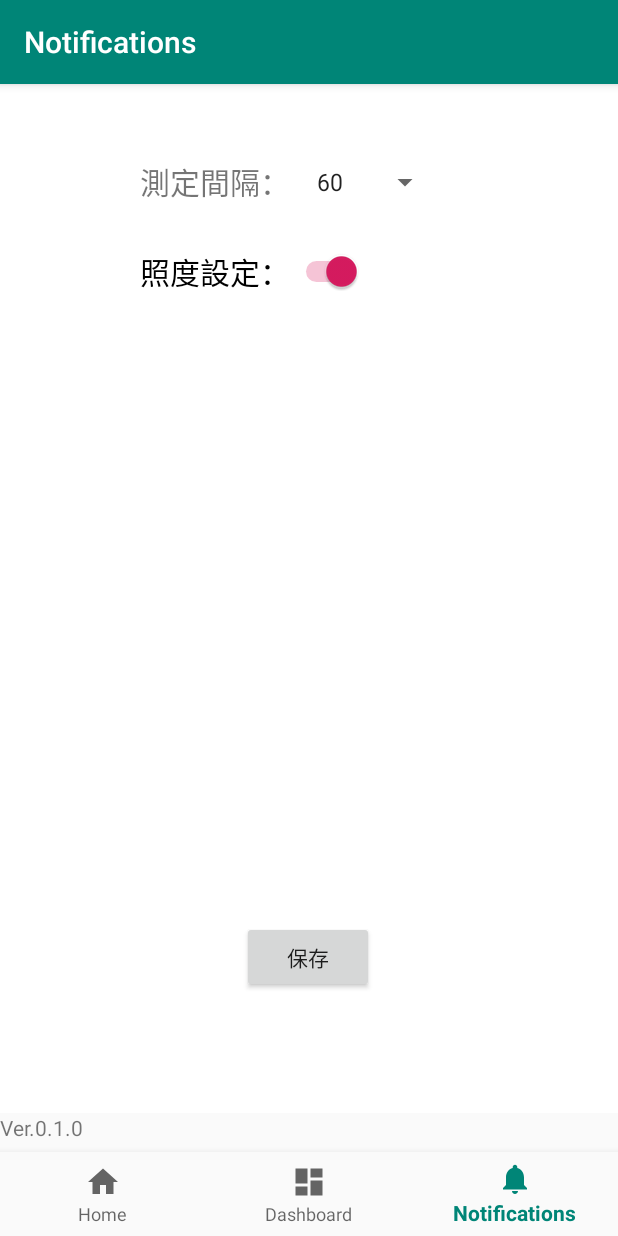
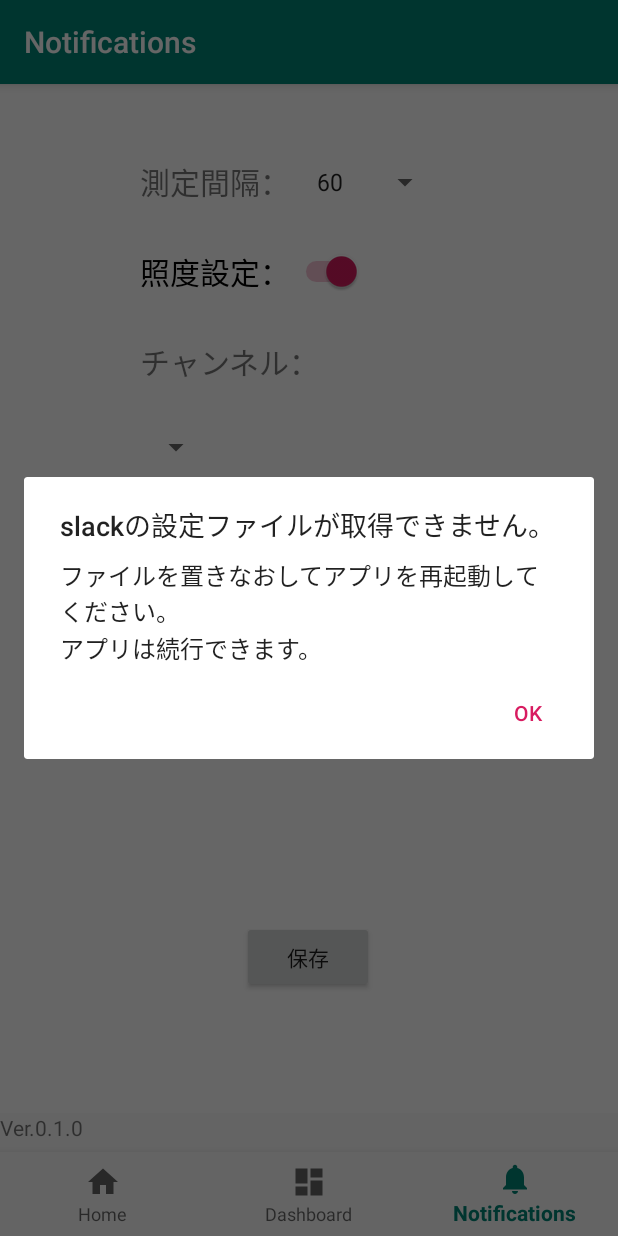
Before and after one commit to y-nakamura-tml/battelysurvey, an Android app: the NotificationsFragment screen opened through its navigation route, on a phone screen of 412 x 824 dp. Run offline under Robolectric (Android 15) with nearby library versions, the phone set to English and light mode, and no system bars; our stand-ins replace navigation-ui.

Commit message:
テキスト読み込み、リストのテスト実装

```diff
--- a/battelysurvey/app/src/main/java/com/technomedialab/battelysurvey/MainActivity.java
+++ b/battelysurvey/app/src/main/java/com/technomedialab/battelysurvey/MainActivity.java
@@ -1,5 +1,6 @@
 package com.technomedialab.battelysurvey;
 
+import android.app.AlertDialog;
 import android.content.Context;
 import android.content.Intent;
 import android.content.SharedPreferences;
@@ -10,6 +11,8 @@ import android.util.DisplayMetrics;
 import android.util.Log;
 import android.view.Display;
 import android.view.WindowManager;
+import android.widget.ArrayAdapter;
+import android.widget.Spinner;
 import android.widget.TextView;
 
 import androidx.appcompat.app.AppCompatActivity;
@@ -71,8 +74,25 @@ public class MainActivity extends SensorActivity {
         AudioManager audioManager = ( AudioManager ) getSystemService(Context.AUDIO_SERVICE);
         LogUtility.TerminalInfoLog(this,this,windowManager,audioManager);
 
+        MainApplication mainApp = (MainApplication)getApplicationContext();
 
-        MainApplication mainApp = (MainApplication)getApplicationContext();
+
+        TextRead tr = new TextRead();
+//        tr.TokenRead(this);
+        String str = tr.channelRead(this);
+        if(str != null) {
+            mainApp.setChannel(str.split("\n"));
+        }
+
+//        if(channelname.length != 0) {
+//            int n = 0;
+//            for (; n < channelname.length; ) {
+//                mainApp.setChannel(channelname[n]);
+//                n++;
+//            }
+//        }
+
+
 
         //トークンを復号化
         try {
--- a/battelysurvey/app/src/main/java/com/technomedialab/battelysurvey/MainApplication.java
+++ b/battelysurvey/app/src/main/java/com/technomedialab/battelysurvey/MainApplication.java
@@ -10,6 +10,8 @@ public class MainApplication extends Application {
     float[] sensorValues;
     private int blevelflg;
     private String token;
+    private String slacktoken;
+    private String slackchannel[];
     private Long minInterval;
     /** アプリ設定保存用Preferences */
     private SharedPreferences mSettingData;
@@ -19,6 +21,7 @@ public class MainApplication extends Application {
     private static final String MIN_INTERVAL = "MIN_INTERVAL";
     /** 定数 - 保存名：測定間隔　*/
     private static final String LIGHT_SENSOR_FLG = "LIGHT_SENSOR_FLG";
+
 
     @Override
     public void onCreate() {
@@ -56,6 +59,32 @@ public class MainApplication extends Application {
     }
 
 
+
+
+//    //Slackトークン取得
+//    public String getSlackToken() {
+//        //Log.d("トークンゲット",token);
+//        return slacktoken;
+//    }
+//    //slackトークンセット
+//    public void setSlackToken(String values) {
+//        slacktoken = values;
+////        Log.d("トークンセット",token);
+//    }
+
+    //Slackチャンネル取得
+    public String[] getChannel() {
+        //Log.d("トークンゲット",token);
+        return slackchannel;
+    }
+    //slackチェンネルセット
+    public void setChannel(String[] values) {
+        slackchannel = values;
+    }
+
+
+
+
     //測定間隔
     public Long getMinInterval() { return mSettingData.getLong(MIN_INTERVAL,Const.DEFAULT_MIN_INTERVAL); }
     public void setMinInterval(Long values) {
--- a/battelysurvey/app/src/main/java/com/technomedialab/battelysurvey/OkHttpPost.java
+++ b/battelysurvey/app/src/main/java/com/technomedialab/battelysurvey/OkHttpPost.java
@@ -42,6 +42,8 @@ public class OkHttpPost extends AsyncTask<String,String,String> {
         //チャンネルと文章をセット
         FormBody.Builder formBodyBuilder = new FormBody.Builder()
                 .add("token",stoken)
+                //.add("as_user","true")
+                //.add("username","y-nakamura")
                 .add("channel","#android_test")
                 .add("text", Build.DEVICE + ":電池が " + params + "% です。" );
         RequestBody requestBody = formBodyBuilder.build();
--- /dev/null
+++ b/battelysurvey/app/src/main/java/com/technomedialab/battelysurvey/TextRead.java
@@ -0,0 +1,77 @@
+package com.technomedialab.battelysurvey;
+
+import android.content.Context;
+import android.os.Environment;
+import android.util.Log;
+
+import java.io.BufferedReader;
+import java.io.File;
+import java.io.FileInputStream;
+import java.io.FileNotFoundException;
+import java.io.IOException;
+import java.io.InputStream;
+import java.io.InputStreamReader;
+import java.nio.charset.StandardCharsets;
+
+public class TextRead {
+    private File tfile;
+    private File cfile;
+
+//    public void TokenRead(Context context) {
+//        File tpath = context.getExternalFilesDir(Environment.DIRECTORY_DOCUMENTS);
+//        String testfile = "token.txt";
+//        tfile = new File(tpath, testfile);
+//
+//        try {
+//
+//            FileInputStream fileInputStream = new FileInputStream(tfile);
+//            BufferedReader reader = new BufferedReader( new InputStreamReader(fileInputStream , StandardCharsets.UTF_8));
+//            String str = "";
+//            String tmp;
+//            while( (tmp = reader.readLine()) != null ){
+//                str = str + tmp + "\n";
+//                //Log.d("ファイル中身：",tmp);
+//            }
+//
+//            fileInputStream.close();
+//
+//        } catch (FileNotFoundException e) {
+//            e.printStackTrace();
+//        } catch (IOException e) {
+//            e.printStackTrace();
+//        }
+//    }
+
+    public String channelRead(Context context) {
+
+        File tpath = context.getExternalFilesDir(Environment.DIRECTORY_DOCUMENTS);
+        //ファイル名
+        String testfile = "channel.txt";
+
+        tfile = new File(tpath, testfile);
+
+        try {
+
+            FileInputStream fileInputStream = new FileInputStream(tfile);
+            BufferedReader reader = new BufferedReader( new InputStreamReader(fileInputStream , StandardCharsets.UTF_8));
+            String str = "";
+            String tmp;
+            while( (tmp = reader.readLine()) != null ){
+                str = str + tmp + "\n";
+                //Log.d("ファイル中身：",tmp);
+            }
+
+            fileInputStream.close();
+
+            return str;
+
+        } catch (FileNotFoundException e) {
+            e.printStackTrace();
+            return null;
+        } catch (IOException e) {
+            e.printStackTrace();
+            return null;
+        }
+
+    }
+}
--- a/battelysurvey/app/src/main/java/com/technomedialab/battelysurvey/ui/notifications/NotificationsFragment.java
+++ b/battelysurvey/app/src/main/java/com/technomedialab/battelysurvey/ui/notifications/NotificationsFragment.java
@@ -1,5 +1,6 @@
 package com.technomedialab.battelysurvey.ui.notifications;
 
+import android.app.AlertDialog;
 import android.os.Bundle;
 import android.view.LayoutInflater;
 import android.view.View;
@@ -19,6 +20,7 @@ import androidx.lifecycle.ViewModelProviders;
 import com.technomedialab.battelysurvey.MainApplication;
 import com.technomedialab.battelysurvey.R;
 import com.technomedialab.battelysurvey.SensorActivity;
+import com.technomedialab.battelysurvey.TextRead;
 
 import java.util.concurrent.TimeUnit;
 
@@ -29,6 +31,8 @@ public class NotificationsFragment extends Fragment {
     private Spinner pd_interval;
     private Switch sw_lightSensor;
     private SensorActivity sa;
+    private final int FP = ViewGroup.LayoutParams.FILL_PARENT;
+    private final int WC = ViewGroup.LayoutParams.WRAP_CONTENT;
 
     public View onCreateView(@NonNull LayoutInflater inflater,
                              ViewGroup container, Bundle savedInstanceState) {
@@ -55,14 +59,38 @@ public class NotificationsFragment extends Fragment {
         sw_lightSensor = root.findViewById(R.id.sw_lightSensor);
         sw_lightSensor.setChecked(mainApp.getLightSensorFlg());
 
+        //チャンネルの値を取得
+        MainApplication mainApp = (MainApplication)getActivity().getApplicationContext();
+        String[] channel = mainApp.getChannel();
+        if(channel != null) {
+            //チャンネルスピナーの値をセット
+            Spinner spinner = root.findViewById(R.id.spinner);
+            ArrayAdapter<String> arrayAdapter
+                    = new ArrayAdapter<String>(getContext(), android.R.layout.simple_spinner_item);
+            int n = 0;
+            for(;n < channel.length;){
+                arrayAdapter.add(channel[n]);
+                n++;
+            }
+            spinner.setAdapter(arrayAdapter);
+        }else{
+            AlertDialog.Builder alertDelete = new AlertDialog.Builder(getContext());
+            alertDelete
+                    .setTitle("slackの設定ファイルが取得できません。")
+                    .setMessage("ファイルを置きなおしてアプリを再起動してください。\nアプリは続行できます。")
+                    .setPositiveButton("OK",null)
+                    .show();
+        }
 
-//        final TextView textView = root.findViewById(R.id.l_interval);
-//        notificationsViewModel.getText().observe(this, new Observer<String>() {
-//            @Override
-//            public void onChanged(@Nullable String s) {
-//                textView.setText(s);
-//            }
-//        });
+
+
+        final TextView textView = root.findViewById(R.id.l_interval);
+        notificationsViewModel.getText().observe(this, new Observer<String>() {
+            @Override
+            public void onChanged(@Nullable String s) {
+                textView.setText(s);
+            }
+        });
         return root;
     }
 
--- a/battelysurvey/app/src/main/java/com/technomedialab/battelysurvey/ui/notifications/NotificationsViewModel.java
+++ b/battelysurvey/app/src/main/java/com/technomedialab/battelysurvey/ui/notifications/NotificationsViewModel.java
@@ -10,7 +10,7 @@ public class NotificationsViewModel extends ViewModel {
 
     public NotificationsViewModel() {
         mText = new MutableLiveData<>();
-        mText.setValue("This is notifications fragment");
+//        mText.setValue("This is notifications fragment");
     }
 
     public LiveData<String> getText() {
--- a/battelysurvey/app/src/main/res/layout/fragment_notifications.xml
+++ b/battelysurvey/app/src/main/res/layout/fragment_notifications.xml
@@ -54,4 +54,23 @@
         app:layout_constraintStart_toStartOf="@+id/l_interval"
         app:layout_constraintTop_toBottomOf="@+id/l_interval" />
 
+    <TextView
+        android:id="@+id/textView"
+        android:layout_width="wrap_content"
+        android:layout_height="wrap_content"
+        android:layout_marginTop="30dp"
+        android:text="チャンネル："
+        android:textSize="20sp"
+        app:layout_constraintStart_toStartOf="@+id/sw_lightSensor"
+        app:layout_constraintTop_toBottomOf="@+id/sw_lightSensor" />
+
+    <Spinner
+        android:id="@+id/spinner"
+        android:layout_width="wrap_content"
+        android:layout_height="wrap_content"
+        android:layout_marginTop="30dp"
+        android:spinnerMode="dropdown"
+        app:layout_constraintStart_toStartOf="@+id/textView"
+        app:layout_constraintTop_toBottomOf="@+id/textView" />
+
 </androidx.constraintlayout.widget.ConstraintLayout>
```
Also changed, not shown: battelysurvey/app/src/main/java/com/technomedialab/battelysurvey/ui/home/HomeFragment.java (+6 -3 lines).
